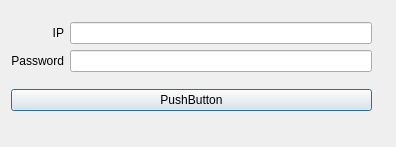
kariandreyka/FTP_client_linux, file login.ui: the form before one commit.
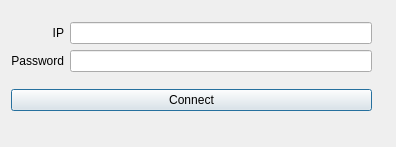
The form after the commit.

Commit message: redact Client class

Diff of the .ui file:
```diff
--- a/login.ui
+++ b/login.ui
@@ -13,7 +13,7 @@
   <property name="windowTitle">
    <string>Dialog</string>
   </property>
-  <widget class="QWidget" name="">
+  <widget class="QWidget" name="layoutWidget">
    <property name="geometry">
     <rect>
      <x>11</x>
@@ -66,7 +66,7 @@
     <item>
      <widget class="QPushButton" name="pushButton">
       <property name="text">
-       <string>PushButton</string>
+       <string>Connect</string>
       </property>
      </widget>
     </item>
```
The commit also changes 3 other files.
